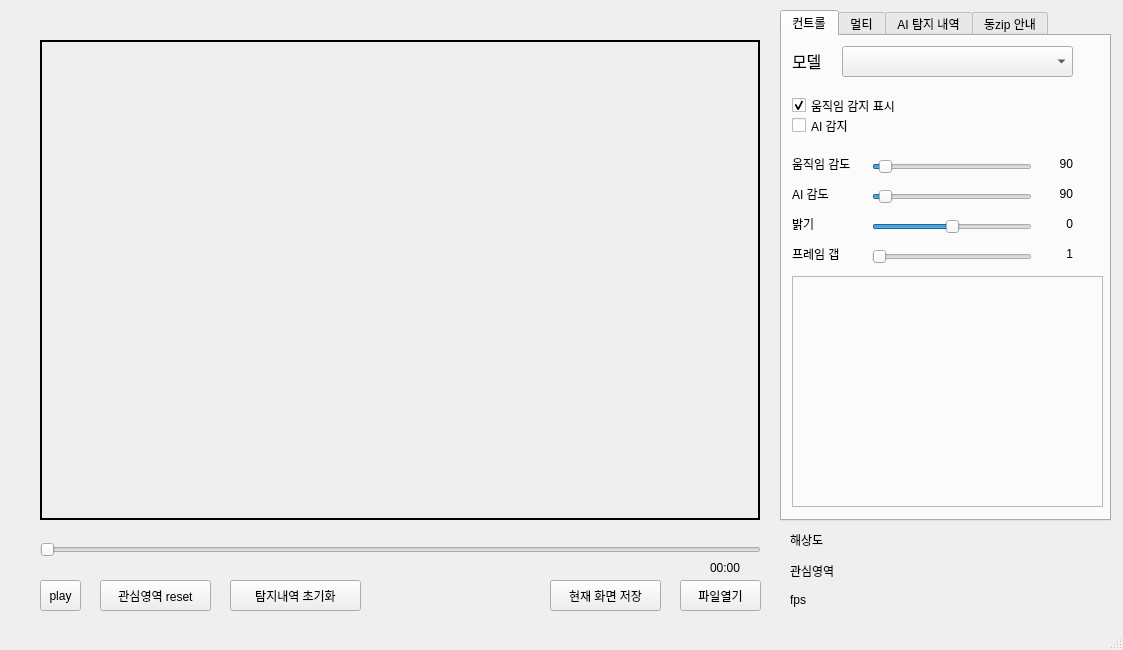
Before: the Qt Designer form rsc/ui/untitled.ui in polnet13/kimAI, drawn with Qt 5.
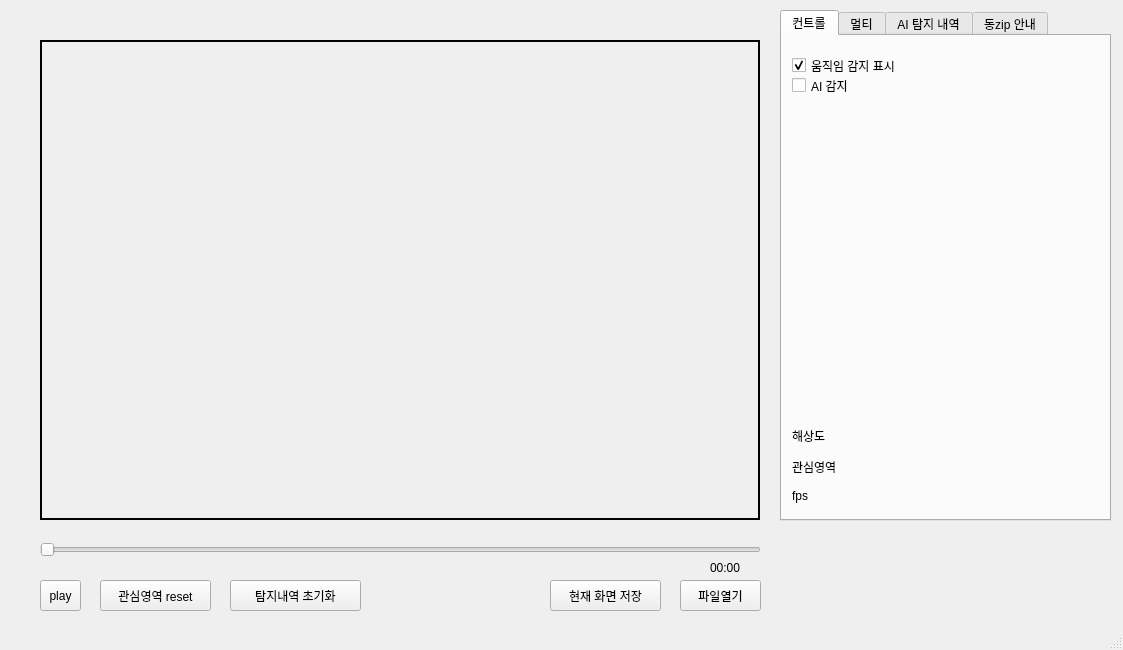
After: the same form once the commit is applied.

Diff of the .ui file:
```diff
--- a/rsc/ui/untitled.ui
+++ b/rsc/ui/untitled.ui
@@ -124,45 +124,6 @@
      <string>현재 화면 저장</string>
     </property>
    </widget>
-   <widget class="QLabel" name="label_fps">
-    <property name="geometry">
-     <rect>
-      <x>790</x>
-      <y>590</y>
-      <width>299</width>
-      <height>20</height>
-     </rect>
-    </property>
-    <property name="text">
-     <string>fps</string>
-    </property>
-   </widget>
-   <widget class="QLabel" name="label_roi">
-    <property name="geometry">
-     <rect>
-      <x>790</x>
-      <y>560</y>
-      <width>299</width>
-      <height>21</height>
-     </rect>
-    </property>
-    <property name="text">
-     <string>관심영역</string>
-    </property>
-   </widget>
-   <widget class="QLabel" name="label_xy">
-    <property name="geometry">
-     <rect>
-      <x>790</x>
-      <y>530</y>
-      <width>299</width>
-      <height>20</height>
-     </rect>
-    </property>
-    <property name="text">
-     <string>해상도</string>
-    </property>
-   </widget>
    <widget class="QTabWidget" name="tabWidget">
     <property name="geometry">
      <rect>
@@ -179,39 +140,11 @@
      <attribute name="title">
       <string>컨트롤</string>
      </attribute>
-     <widget class="QComboBox" name="dropdown_models">
-      <property name="geometry">
-       <rect>
-        <x>60</x>
-        <y>10</y>
-        <width>231</width>
-        <height>31</height>
-       </rect>
-      </property>
-     </widget>
-     <widget class="QLabel" name="label_model">
-      <property name="geometry">
-       <rect>
-        <x>10</x>
-        <y>9</y>
-        <width>64</width>
-        <height>31</height>
-       </rect>
-      </property>
-      <property name="font">
-       <font>
-        <pointsize>12</pointsize>
-       </font>
-      </property>
-      <property name="text">
-       <string>모델</string>
-      </property>
-     </widget>
      <widget class="QCheckBox" name="checkbox_move">
       <property name="geometry">
        <rect>
         <x>10</x>
-        <y>60</y>
+        <y>20</y>
         <width>211</width>
         <height>19</height>
        </rect>
@@ -227,7 +160,7 @@
       <property name="geometry">
        <rect>
         <x>10</x>
-        <y>80</y>
+        <y>40</y>
         <width>211</width>
         <height>19</height>
        </rect>
@@ -239,227 +172,54 @@
        <bool>false</bool>
       </property>
      </widget>
-     <widget class="QLabel" name="label_3">
+     <widget class="QWidget" name="verticalLayoutWidget">
       <property name="geometry">
        <rect>
         <x>10</x>
-        <y>210</y>
-        <width>111</width>
-        <height>16</height>
-       </rect>
-      </property>
-      <property name="text">
-       <string>프레임 갭</string>
-      </property>
-     </widget>
-     <widget class="QLabel" name="label_thr_yolo">
-      <property name="geometry">
-       <rect>
-        <x>260</x>
-        <y>150</y>
-        <width>31</width>
-        <height>16</height>
-       </rect>
-      </property>
-      <property name="text">
-       <string>90</string>
-      </property>
-      <property name="alignment">
-       <set>Qt::AlignRight|Qt::AlignTrailing|Qt::AlignVCenter</set>
-      </property>
-     </widget>
-     <widget class="QLabel" name="label_bright">
-      <property name="geometry">
-       <rect>
-        <x>260</x>
-        <y>180</y>
-        <width>31</width>
-        <height>16</height>
-       </rect>
-      </property>
-      <property name="text">
-       <string>0</string>
-      </property>
-      <property name="alignment">
-       <set>Qt::AlignRight|Qt::AlignTrailing|Qt::AlignVCenter</set>
-      </property>
-     </widget>
-     <widget class="QLabel" name="label_4">
-      <property name="geometry">
-       <rect>
-        <x>10</x>
-        <y>180</y>
-        <width>61</width>
-        <height>16</height>
-       </rect>
-      </property>
-      <property name="text">
-       <string>밝기</string>
-      </property>
-     </widget>
-     <widget class="QSlider" name="thrSlider_yolo">
-      <property name="geometry">
-       <rect>
-        <x>90</x>
-        <y>150</y>
-        <width>160</width>
-        <height>22</height>
-       </rect>
-      </property>
-      <property name="toolTip">
-       <string>정확도를 높이면 객체 탐지 갯수는 줄어듬</string>
-      </property>
-      <property name="minimum">
-       <number>1</number>
-      </property>
-      <property name="sliderPosition">
-       <number>5</number>
-      </property>
-      <property name="orientation">
-       <enum>Qt::Horizontal</enum>
-      </property>
-     </widget>
-     <widget class="QSlider" name="thrSlider_move">
-      <property name="geometry">
-       <rect>
-        <x>90</x>
-        <y>120</y>
-        <width>160</width>
-        <height>22</height>
-       </rect>
-      </property>
-      <property name="toolTip">
-       <string>정확도를 높이면 객체 탐지 갯수는 줄어듬</string>
-      </property>
-      <property name="minimum">
-       <number>1</number>
-      </property>
-      <property name="sliderPosition">
-       <number>5</number>
-      </property>
-      <property name="orientation">
-       <enum>Qt::Horizontal</enum>
-      </property>
-     </widget>
-     <widget class="QLabel" name="label_0">
-      <property name="geometry">
-       <rect>
-        <x>10</x>
-        <y>120</y>
-        <width>64</width>
-        <height>15</height>
-       </rect>
-      </property>
-      <property name="text">
-       <string>움직임 감도</string>
-      </property>
-     </widget>
-     <widget class="QLabel" name="label_thr_move">
-      <property name="geometry">
-       <rect>
-        <x>260</x>
-        <y>120</y>
-        <width>31</width>
-        <height>16</height>
-       </rect>
-      </property>
-      <property name="text">
-       <string>90</string>
-      </property>
-      <property name="alignment">
-       <set>Qt::AlignRight|Qt::AlignTrailing|Qt::AlignVCenter</set>
-      </property>
-     </widget>
-     <widget class="QSlider" name="Slider_bright">
-      <property name="geometry">
-       <rect>
-        <x>90</x>
-        <y>180</y>
-        <width>160</width>
-        <height>22</height>
-       </rect>
-      </property>
-      <property name="minimum">
-       <number>-50</number>
-      </property>
-      <property name="maximum">
-       <number>50</number>
-      </property>
-      <property name="sliderPosition">
-       <number>0</number>
-      </property>
-      <property name="orientation">
-       <enum>Qt::Horizontal</enum>
-      </property>
-     </widget>
-     <widget class="QSlider" name="jump_frameSlider">
-      <property name="geometry">
-       <rect>
-        <x>90</x>
-        <y>210</y>
-        <width>160</width>
-        <height>22</height>
-       </rect>
-      </property>
-      <property name="minimum">
-       <number>1</number>
-      </property>
-      <property name="maximum">
-       <number>50</number>
-      </property>
-      <property name="value">
-       <number>1</number>
-      </property>
-      <property name="sliderPosition">
-       <number>1</number>
-      </property>
-      <property name="orientation">
-       <enum>Qt::Horizontal</enum>
-      </property>
-     </widget>
-     <widget class="QLabel" name="label_1">
-      <property name="geometry">
-       <rect>
-        <x>10</x>
-        <y>150</y>
-        <width>64</width>
-        <height>15</height>
-       </rect>
-      </property>
-      <property name="text">
-       <string>AI 감도</string>
-      </property>
-     </widget>
-     <widget class="QLabel" name="label_frame_gap">
-      <property name="geometry">
-       <rect>
-        <x>260</x>
-        <y>210</y>
-        <width>31</width>
-        <height>16</height>
-       </rect>
-      </property>
-      <property name="text">
-       <string>1</string>
-      </property>
-      <property name="alignment">
-       <set>Qt::AlignRight|Qt::AlignTrailing|Qt::AlignVCenter</set>
-      </property>
-     </widget>
-     <widget class="QFrame" name="frame_option">
-      <property name="geometry">
-       <rect>
-        <x>10</x>
-        <y>240</y>
+        <y>70</y>
         <width>311</width>
-        <height>231</height>
+        <height>311</height>
        </rect>
       </property>
-      <property name="frameShape">
-       <enum>QFrame::StyledPanel</enum>
+      <layout class="QVBoxLayout" name="frame_option"/>
+     </widget>
+     <widget class="QLabel" name="label_fps">
+      <property name="geometry">
+       <rect>
+        <x>10</x>
+        <y>450</y>
+        <width>299</width>
+        <height>20</height>
+       </rect>
       </property>
-      <property name="frameShadow">
-       <enum>QFrame::Raised</enum>
+      <property name="text">
+       <string>fps</string>
+      </property>
+     </widget>
+     <widget class="QLabel" name="label_xy">
+      <property name="geometry">
+       <rect>
+        <x>10</x>
+        <y>390</y>
+        <width>299</width>
+        <height>20</height>
+       </rect>
+      </property>
+      <property name="text">
+       <string>해상도</string>
+      </property>
+     </widget>
+     <widget class="QLabel" name="label_roi">
+      <property name="geometry">
+       <rect>
+        <x>10</x>
+        <y>420</y>
+        <width>299</width>
+        <height>21</height>
+       </rect>
+      </property>
+      <property name="text">
+       <string>관심영역</string>
       </property>
      </widget>
     </widget>
```
